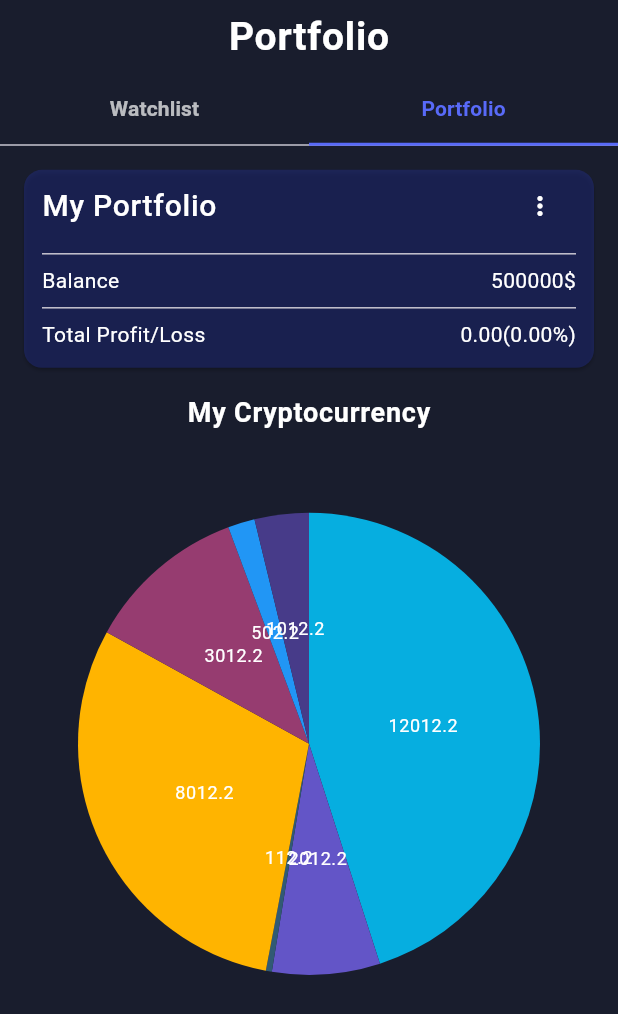
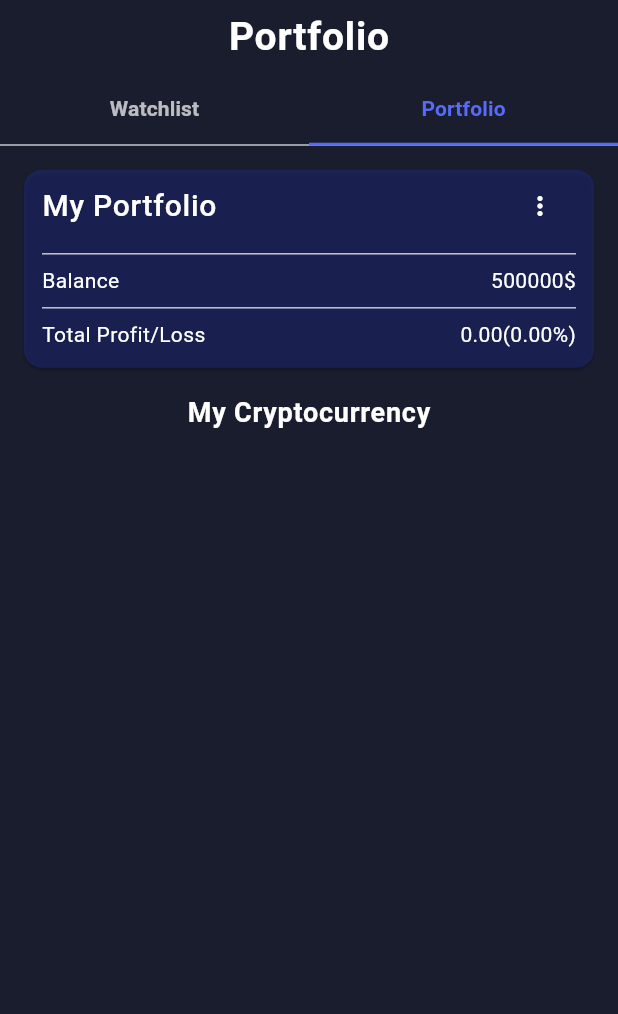
Before and after one commit to rostikKalabishka/CryptoApp, a Flutter app: the PortfolioScreen screen opened directly, tab 2 chosen, on a phone screen of 412 x 824 dp. Shown: the top 1014 px of the screen. Run offline on Flutter 3.47's test engine with Material 3 defaults, Android fonts, the phone set to English and light mode, and no system bars; our stand-ins replace auto_route, bloc, bloc_concurrency, cloud_firestore, dio, equatable and 9 more; accounts and stored records are empty; network calls fail.

Commit message:
create watchlist and portfolio mode

```diff
--- a/lib/futures/crypto_coin_details/bloc/crypto_coin_details_bloc.dart
+++ b/lib/futures/crypto_coin_details/bloc/crypto_coin_details_bloc.dart
@@ -114,6 +114,7 @@ class CryptoCoinDetailsBloc
         await abstractDataStorageRepository
             .addOrRemoveCryptoCurrencyToPortfolio(
                 coinUserData: CoinUserData(
+                    symbol: currentCoin.symbol,
                     cryptocurrencyName: currentCoin.name,
                     priceCurrent: currentPriceInUsd,
                     id: currentCoin.id,
@@ -140,6 +141,7 @@ class CryptoCoinDetailsBloc
         await abstractDataStorageRepository
             .addOrRemoveCryptoCurrencyToPortfolio(
                 coinUserData: CoinUserData(
+                    symbol: currentCoin.symbol,
                     cryptocurrencyName: currentCoin.name,
                     priceCurrent: currentPriceInUsd,
                     id: currentCoin.id,
--- a/lib/futures/crypto_coin_details/view/coin_details.dart
+++ b/lib/futures/crypto_coin_details/view/coin_details.dart
@@ -1,4 +1,5 @@
 import 'package:auto_route/auto_route.dart';
+import 'package:crypto_app/futures/portfolio/bloc/portfolio_bloc.dart';
 import 'package:crypto_app/repository/data_storage_repository/abstract_data_storage_repository.dart';
 import 'package:flutter/material.dart';
 import 'package:flutter_bloc/flutter_bloc.dart';
@@ -96,6 +97,7 @@ class _CryptoCoinDetailsScreenState extends State<CryptoCoinDetailsScreen> {
                                   Icons.star_outline,
                                 ),
                           onPressed: () {
+                            final portfolioBloc = context.read<PortfolioBloc>();
                             if (state.inPortfolio == false) {
                               cryptoCoinDetailsBloc
                                   .add(CryptoCoinAddToPortfolio());
@@ -103,6 +105,7 @@ class _CryptoCoinDetailsScreenState extends State<CryptoCoinDetailsScreen> {
                               cryptoCoinDetailsBloc
                                   .add(CryptoCoinRemoveFromPortfolio());
                             }
+                            portfolioBloc.add(const PortfolioInfoLoadedEvent());
                           },
                         )
                       ],
--- a/lib/futures/portfolio/bloc/portfolio_bloc.dart
+++ b/lib/futures/portfolio/bloc/portfolio_bloc.dart
@@ -23,10 +23,10 @@ class PortfolioBloc extends Bloc<PortfolioEvent, PortfolioState> {
       PortfolioInfoLoadedEvent event, Emitter<PortfolioState> emit) async {
     try {
       final userInfo = await abstractDataStorageRepository.getUserInfo();
+      final List<CoinUserData> portfolioList =
+          userInfo.portfolio.map((e) => CoinUserData.fromJson(e)).toList();
       emit(PortfolioLoaded(
-          portfolioName: userInfo.portfolioName, portfolioList: const []
-          //userInfo.portfolio as List<CoinUserData>,
-          ));
+          portfolioName: userInfo.portfolioName, portfolioList: portfolioList));
     } catch (e) {
       emit(PortfolioFailure(error: e));
     }
--- a/lib/futures/portfolio/model/coin_user_data.dart
+++ b/lib/futures/portfolio/model/coin_user_data.dart
@@ -10,12 +10,14 @@ class CoinUserData extends Equatable {
   final String image;
   final int rank;
   final double priceWhichBought;
+  final String symbol;
   const CoinUserData({
     required this.cryptocurrencyName,
     required this.priceCurrent,
     required this.id,
     required this.image,
     required this.rank,
+    required this.symbol,
     required this.priceWhichBought,
   });
   @override
--- a/lib/futures/portfolio/portfolio_mode/view/portfolio_mode.dart
+++ b/lib/futures/portfolio/portfolio_mode/view/portfolio_mode.dart
@@ -4,8 +4,6 @@ import 'package:crypto_app/futures/portfolio/portfolio_mode/widgets/circular_cha
 import 'package:flutter/material.dart';
 import 'package:flutter_bloc/flutter_bloc.dart';
 import 'package:syncfusion_flutter_charts/charts.dart';
-
-import '../../model/model.dart';
 
 class PortfolioMode extends StatefulWidget {
   const PortfolioMode({super.key});
@@ -15,12 +13,10 @@ class PortfolioMode extends StatefulWidget {
 }
 
 class _PortfolioModeState extends State<PortfolioMode> {
-  late List<CoinUserData> _chartData;
   late TooltipBehavior _tooltipBehavior;
   final updatePortfolioNameController = TextEditingController();
   @override
   void initState() {
-    _chartData = getChartData();
     _tooltipBehavior = TooltipBehavior(enable: true);
     context.read<PortfolioBloc>().add(const PortfolioInfoLoadedEvent());
     super.initState();
@@ -37,6 +33,9 @@ class _PortfolioModeState extends State<PortfolioMode> {
     final theme = Theme.of(context);
     final portfolioBloc = context.read<PortfolioBloc>();
     return BlocBuilder<PortfolioBloc, PortfolioState>(
+      // buildWhen: (previous, current) {
+      //   return previous != current;
+      // },
       builder: (context, state) {
         if (state is PortfolioLoaded) {
           return CustomScrollView(
@@ -98,7 +97,7 @@ class _PortfolioModeState extends State<PortfolioMode> {
               ),
               SliverToBoxAdapter(
                 child: CircularChart(
-                  chartData: _chartData,
+                  chartData: state.portfolioList,
                   tooltipBehavior: _tooltipBehavior,
                 ),
               )
@@ -167,58 +166,3 @@ class _PortfolioModeState extends State<PortfolioMode> {
         );
       });
 }
-
-List<CoinUserData> getChartData() {
-  final List<CoinUserData> chartData = [
-    const CoinUserData(
-        cryptocurrencyName: 'BTC',
-        priceCurrent: 12012.2,
-        id: 'BTC',
-        image: '',
-        rank: 1,
-        priceWhichBought: 1000),
-    const CoinUserData(
-        cryptocurrencyName: 'ETH',
-        priceCurrent: 2012.2,
-        id: '',
-        image: '',
-        rank: 2,
-        priceWhichBought: 1000),
-    const CoinUserData(
-        cryptocurrencyName: 'PEPE',
-        priceCurrent: 112.2,
-        id: '',
-        image: '',
-        rank: 3,
-        priceWhichBought: 1000),
-    const CoinUserData(
-        cryptocurrencyName: 'USDT',
-        priceCurrent: 8012.2,
-        id: '',
-        image: '',
-        rank: 4,
-        priceWhichBought: 1000),
-    const CoinUserData(
-        cryptocurrencyName: 'SOL',
-        priceCurrent: 3012.2,
-        id: '',
-        image: '',
-        rank: 5,
-        priceWhichBought: 1000),
-    const CoinUserData(
-        cryptocurrencyName: 'BNB',
-        priceCurrent: 502.2,
-        id: '',
-        image: '',
-        rank: 6,
-        priceWhichBought: 1000),
-    const CoinUserData(
-        cryptocurrencyName: 'DOGE',
-        priceCurrent: 1012.2,
-        id: '',
-        image: '',
-        rank: 7,
-        priceWhichBought: 1000),
-  ];
-  return chartData;
-}
```
Also changed, not shown: lib/futures/portfolio/watchlist/view/watchlist.dart (+79 -18 lines), lib/futures/portfolio/model/coin_user_data.g.dart.
